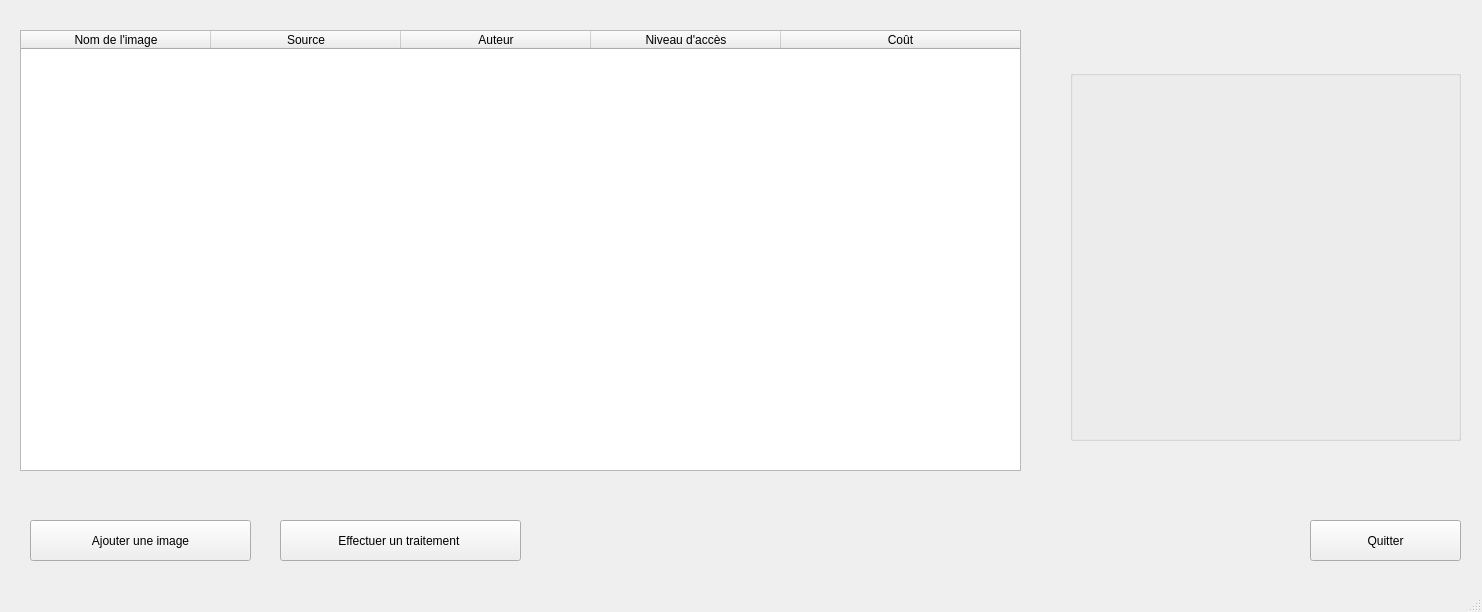
This is ui/listwindow.ui in konstantinosmelis/projet-informatique as Qt 5 draws it before an edit. The edited form follows.
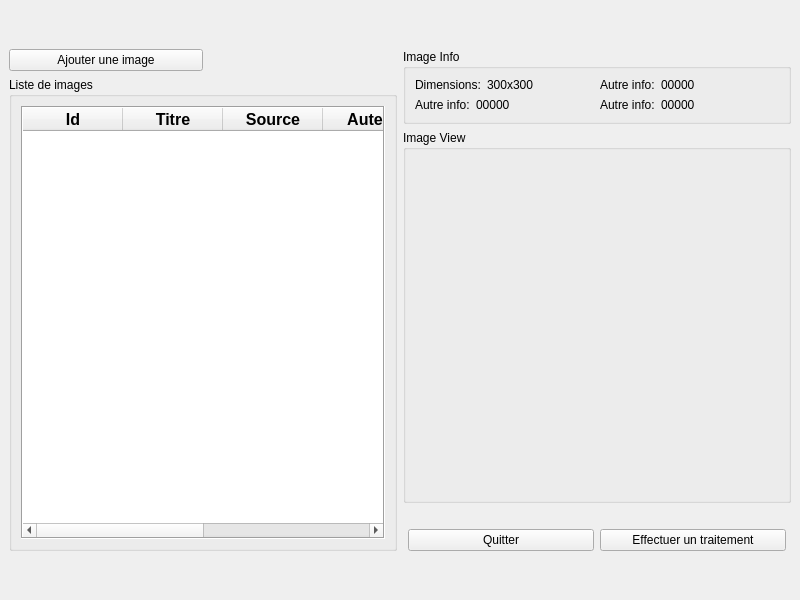
This is the edited form.

```diff
--- a/ui/listwindow.ui
+++ b/ui/listwindow.ui
@@ -6,150 +6,407 @@
    <rect>
     <x>0</x>
     <y>0</y>
-    <width>1482</width>
-    <height>612</height>
+    <width>800</width>
+    <height>600</height>
    </rect>
   </property>
   <property name="windowTitle">
    <string>Liste des images</string>
   </property>
-  <widget class="QWidget" name="centralWidget">
-   <widget class="QPushButton" name="exitButton">
-    <property name="geometry">
-     <rect>
-      <x>1310</x>
-      <y>520</y>
-      <width>151</width>
-      <height>41</height>
-     </rect>
-    </property>
-    <property name="text">
-     <string>Quitter</string>
-    </property>
-   </widget>
+  <widget class="QWidget" name="centralwidget">
+   <layout class="QVBoxLayout" name="verticalLayout_6">
+    <item>
+     <spacer name="verticalSpacer_2">
+      <property name="orientation">
+       <enum>Qt::Vertical</enum>
+      </property>
+      <property name="sizeType">
+       <enum>QSizePolicy::Preferred</enum>
+      </property>
+      <property name="sizeHint" stdset="0">
+       <size>
+        <width>20</width>
+        <height>40</height>
+       </size>
+      </property>
+     </spacer>
+    </item>
+    <item>
+     <layout class="QHBoxLayout" name="horizontalLayout_7">
+      <item>
+       <layout class="QVBoxLayout" name="verticalLayout_3" stretch="0,1">
+        <item>
+         <layout class="QHBoxLayout" name="horizontalLayout_6">
+          <item>
    <widget class="QPushButton" name="addImageButton">
-    <property name="geometry">
-     <rect>
-      <x>30</x>
-      <y>520</y>
-      <width>221</width>
-      <height>41</height>
-     </rect>
+            <property name="sizePolicy">
+             <sizepolicy hsizetype="MinimumExpanding" vsizetype="MinimumExpanding">
+              <horstretch>0</horstretch>
+              <verstretch>0</verstretch>
+             </sizepolicy>
+            </property>
+            <property name="styleSheet">
+             <string notr="true"/>
     </property>
     <property name="text">
      <string>Ajouter une image</string>
     </property>
    </widget>
-   <widget class="QPushButton" name="imageProcessingButton">
-    <property name="geometry">
-     <rect>
-      <x>280</x>
-      <y>520</y>
-      <width>241</width>
-      <height>41</height>
-     </rect>
-    </property>
-    <property name="text">
-     <string>Effectuer un traitement </string>
-    </property>
-   </widget>
+          </item>
+          <item>
+           <spacer name="horizontalSpacer">
+            <property name="orientation">
+             <enum>Qt::Horizontal</enum>
+            </property>
+            <property name="sizeHint" stdset="0">
+             <size>
+              <width>40</width>
+              <height>20</height>
+             </size>
+            </property>
+           </spacer>
+          </item>
+         </layout>
+        </item>
+        <item>
+         <widget class="QGroupBox" name="List_group">
+          <property name="sizePolicy">
+           <sizepolicy hsizetype="MinimumExpanding" vsizetype="Preferred">
+            <horstretch>0</horstretch>
+            <verstretch>0</verstretch>
+           </sizepolicy>
+          </property>
+          <property name="title">
+           <string>Liste de images</string>
+          </property>
+          <layout class="QVBoxLayout" name="verticalLayout_2">
+           <item>
    <widget class="QTableWidget" name="databaseTable">
-    <property name="geometry">
-     <rect>
-      <x>20</x>
-      <y>30</y>
-      <width>1001</width>
-      <height>441</height>
-     </rect>
-    </property>
-    <property name="cornerButtonEnabled">
+             <property name="sizePolicy">
+              <sizepolicy hsizetype="MinimumExpanding" vsizetype="MinimumExpanding">
+               <horstretch>0</horstretch>
+               <verstretch>0</verstretch>
+              </sizepolicy>
+             </property>
+             <property name="autoFillBackground">
      <bool>false</bool>
     </property>
-    <attribute name="horizontalHeaderCascadingSectionResizes">
+             <property name="styleSheet">
+              <string notr="true"/>
+             </property>
+             <property name="frameShape">
+              <enum>QFrame::Box</enum>
+             </property>
+             <property name="sizeAdjustPolicy">
+              <enum>QAbstractScrollArea::AdjustIgnored</enum>
+             </property>
+             <property name="editTriggers">
+              <set>QAbstractItemView::NoEditTriggers</set>
+             </property>
+             <property name="tabKeyNavigation">
      <bool>false</bool>
-    </attribute>
-    <attribute name="horizontalHeaderMinimumSectionSize">
-     <number>70</number>
-    </attribute>
-    <attribute name="horizontalHeaderDefaultSectionSize">
-     <number>190</number>
-    </attribute>
+             </property>
+             <property name="alternatingRowColors">
+              <bool>true</bool>
+             </property>
+             <property name="selectionMode">
+              <enum>QAbstractItemView::SingleSelection</enum>
+             </property>
+             <property name="selectionBehavior">
+              <enum>QAbstractItemView::SelectRows</enum>
+             </property>
+             <property name="sortingEnabled">
+              <bool>true</bool>
+             </property>
+             <property name="wordWrap">
+              <bool>false</bool>
+             </property>
     <attribute name="horizontalHeaderStretchLastSection">
      <bool>true</bool>
     </attribute>
-    <attribute name="verticalHeaderCascadingSectionResizes">
-     <bool>true</bool>
-    </attribute>
-    <attribute name="verticalHeaderShowSortIndicator" stdset="0">
-     <bool>true</bool>
+             <attribute name="verticalHeaderVisible">
+              <bool>false</bool>
     </attribute>
     <attribute name="verticalHeaderStretchLastSection">
      <bool>false</bool>
     </attribute>
     <column>
      <property name="text">
-      <string>Nom de l'image</string>
+               <string>Id</string>
+              </property>
+              <property name="font">
+               <font>
+                <pointsize>12</pointsize>
+                <bold>true</bold>
+               </font>
+              </property>
+             </column>
+             <column>
+              <property name="text">
+               <string>Titre</string>
+              </property>
+              <property name="font">
+               <font>
+                <pointsize>12</pointsize>
+                <bold>true</bold>
+               </font>
      </property>
     </column>
     <column>
      <property name="text">
       <string>Source</string>
      </property>
+              <property name="font">
+               <font>
+                <pointsize>12</pointsize>
+                <bold>true</bold>
+               </font>
+              </property>
     </column>
     <column>
      <property name="text">
       <string>Auteur</string>
      </property>
+              <property name="font">
+               <font>
+                <pointsize>12</pointsize>
+                <bold>true</bold>
+               </font>
+              </property>
     </column>
     <column>
      <property name="text">
       <string>Niveau d'accès</string>
      </property>
+              <property name="font">
+               <font>
+                <pointsize>12</pointsize>
+                <bold>true</bold>
+               </font>
+              </property>
     </column>
     <column>
      <property name="text">
       <string>Coût</string>
      </property>
-    </column>
-   </widget>
-   <widget class="QGroupBox" name="groupBox">
-    <property name="geometry">
-     <rect>
-      <x>1070</x>
-      <y>70</y>
-      <width>391</width>
-      <height>371</height>
-     </rect>
-    </property>
+              <property name="font">
+               <font>
+                <pointsize>12</pointsize>
+                <bold>true</bold>
+               </font>
+              </property>
+             </column>
+            </widget>
+           </item>
+          </layout>
+         </widget>
+        </item>
+       </layout>
+      </item>
+      <item>
+       <layout class="QVBoxLayout" name="verticalLayout_5">
+        <item>
+         <widget class="QGroupBox" name="info_group">
+          <property name="title">
+           <string>Image Info</string>
+          </property>
+          <layout class="QGridLayout" name="gridLayout">
+           <item row="0" column="0">
+            <layout class="QHBoxLayout" name="horizontalLayout_2">
+             <item>
+              <widget class="QLabel" name="label_2">
+               <property name="sizePolicy">
+                <sizepolicy hsizetype="Fixed" vsizetype="Preferred">
+                 <horstretch>0</horstretch>
+                 <verstretch>0</verstretch>
+                </sizepolicy>
+               </property>
+               <property name="text">
+                <string>Dimensions:</string>
+               </property>
+              </widget>
+             </item>
+             <item>
+              <widget class="QLabel" name="label_4">
+               <property name="text">
+                <string>300x300</string>
+               </property>
+              </widget>
+             </item>
+            </layout>
+           </item>
+           <item row="1" column="1">
+            <layout class="QHBoxLayout" name="horizontalLayout_4">
+             <item>
+              <widget class="QLabel" name="label_8">
+               <property name="sizePolicy">
+                <sizepolicy hsizetype="Fixed" vsizetype="Preferred">
+                 <horstretch>0</horstretch>
+                 <verstretch>0</verstretch>
+                </sizepolicy>
+               </property>
+               <property name="text">
+                <string>Autre info:</string>
+               </property>
+              </widget>
+             </item>
+             <item>
+              <widget class="QLabel" name="label_9">
+               <property name="text">
+                <string>00000</string>
+               </property>
+              </widget>
+             </item>
+            </layout>
+           </item>
+           <item row="1" column="0">
+            <layout class="QHBoxLayout" name="horizontalLayout">
+             <item>
+              <widget class="QLabel" name="label_3">
+               <property name="sizePolicy">
+                <sizepolicy hsizetype="Fixed" vsizetype="Preferred">
+                 <horstretch>0</horstretch>
+                 <verstretch>0</verstretch>
+                </sizepolicy>
+               </property>
+               <property name="text">
+                <string>Autre info:</string>
+               </property>
+              </widget>
+             </item>
+             <item>
+              <widget class="QLabel" name="label_5">
+               <property name="text">
+                <string>00000</string>
+               </property>
+              </widget>
+             </item>
+            </layout>
+           </item>
+           <item row="0" column="1">
+            <layout class="QHBoxLayout" name="horizontalLayout_3">
+             <item>
+              <widget class="QLabel" name="label_6">
+               <property name="sizePolicy">
+                <sizepolicy hsizetype="Fixed" vsizetype="Preferred">
+                 <horstretch>0</horstretch>
+                 <verstretch>0</verstretch>
+                </sizepolicy>
+               </property>
+               <property name="text">
+                <string>Autre info:</string>
+               </property>
+              </widget>
+             </item>
+             <item>
+              <widget class="QLabel" name="label_7">
+               <property name="text">
+                <string>00000</string>
+               </property>
+              </widget>
+             </item>
+            </layout>
+           </item>
+          </layout>
+         </widget>
+        </item>
+        <item>
+         <widget class="QGroupBox" name="image_group">
+          <property name="sizePolicy">
+           <sizepolicy hsizetype="Preferred" vsizetype="Preferred">
+            <horstretch>0</horstretch>
+            <verstretch>0</verstretch>
+           </sizepolicy>
+          </property>
     <property name="title">
-     <string/>
-    </property>
-    <widget class="QLabel" name="thumnailContainer">
-     <property name="geometry">
-      <rect>
-       <x>0</x>
-       <y>0</y>
-       <width>391</width>
-       <height>371</height>
-      </rect>
-     </property>
+           <string>Image View</string>
+          </property>
+          <layout class="QVBoxLayout" name="verticalLayout_4">
+           <item>
+            <widget class="QLabel" name="image">
+             <property name="sizePolicy">
+              <sizepolicy hsizetype="MinimumExpanding" vsizetype="MinimumExpanding">
+               <horstretch>0</horstretch>
+               <verstretch>0</verstretch>
+              </sizepolicy>
+             </property>
+             <property name="styleSheet">
+              <string notr="true">Image...</string>
+             </property>
      <property name="text">
       <string/>
      </property>
     </widget>
-   </widget>
-  </widget>
-  <widget class="QMenuBar" name="menubar">
-   <property name="geometry">
-    <rect>
-     <x>0</x>
-     <y>0</y>
-     <width>1482</width>
-     <height>23</height>
-    </rect>
-   </property>
-  </widget>
-  <widget class="QStatusBar" name="statusbar"/>
+           </item>
+          </layout>
+         </widget>
+        </item>
+        <item>
+         <layout class="QHBoxLayout" name="horizontalLayout_5" stretch="0,0">
+          <property name="leftMargin">
+           <number>5</number>
+          </property>
+          <property name="topMargin">
+           <number>20</number>
+          </property>
+          <property name="rightMargin">
+           <number>5</number>
+          </property>
+          <item>
+           <widget class="QPushButton" name="exitButton">
+            <property name="sizePolicy">
+             <sizepolicy hsizetype="Preferred" vsizetype="Preferred">
+              <horstretch>0</horstretch>
+              <verstretch>0</verstretch>
+             </sizepolicy>
+            </property>
+            <property name="text">
+             <string>Quitter</string>
+            </property>
+           </widget>
+          </item>
+          <item>
+           <widget class="QPushButton" name="imageProcessingButton">
+            <property name="sizePolicy">
+             <sizepolicy hsizetype="Preferred" vsizetype="Preferred">
+              <horstretch>0</horstretch>
+              <verstretch>0</verstretch>
+             </sizepolicy>
+            </property>
+            <property name="text">
+             <string>Effectuer un traitement</string>
+            </property>
+           </widget>
+          </item>
+         </layout>
+        </item>
+       </layout>
+      </item>
+     </layout>
+    </item>
+    <item>
+     <spacer name="verticalSpacer">
+      <property name="orientation">
+       <enum>Qt::Vertical</enum>
+      </property>
+      <property name="sizeType">
+       <enum>QSizePolicy::Preferred</enum>
+      </property>
+      <property name="sizeHint" stdset="0">
+       <size>
+        <width>20</width>
+        <height>40</height>
+       </size>
+      </property>
+     </spacer>
+    </item>
+   </layout>
+  </widget>
+  <action name="actionNew_Image">
+   <property name="text">
+    <string>New Image</string>
+   </property>
+  </action>
  </widget>
  <resources/>
  <connections/>
```
Left out of the diff: 2 changed lines with no effect on the pictures. Lines whose indentation alone changed are shown as unchanged.
